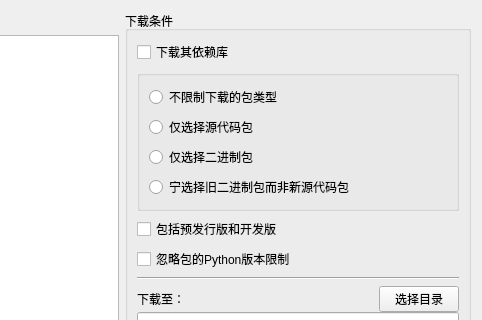
Old version of the form interface/download_package.ui in the repository hrpzcf/AwesomePyKit; both pictures show x 238 to 720 and y 0 to 320 of the 720 by 730 pixel window.
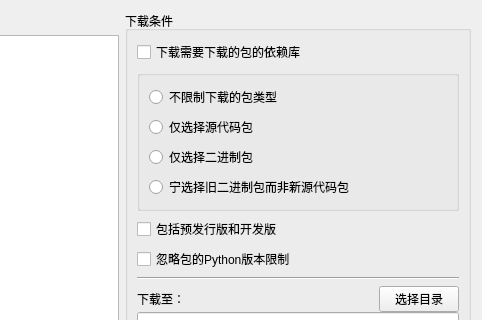
New version of the form.

Commit message: fix: 添加模块安装包下载器ui工具提示

The edit to the form file:
```diff
--- a/interface/download_package.ui
+++ b/interface/download_package.ui
@@ -151,7 +151,7 @@
             <item>
              <widget class="QCheckBox" name="cb_download_deps">
               <property name="text">
-               <string>下载其依赖库</string>
+               <string>下载需要下载的包的依赖库</string>
               </property>
              </widget>
             </item>
```
Left out of the diff: 89 changed lines with no effect on the pictures. The commit also changes 1 other file.
